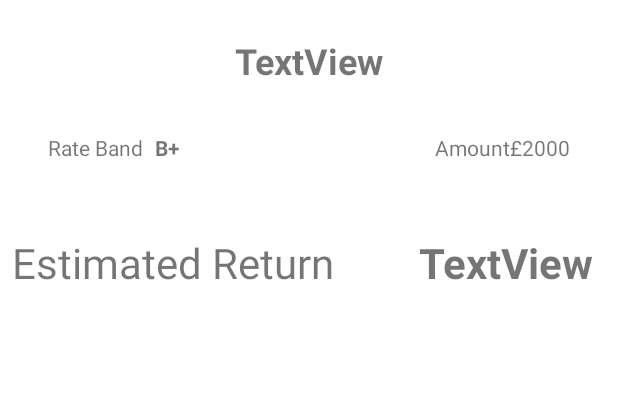
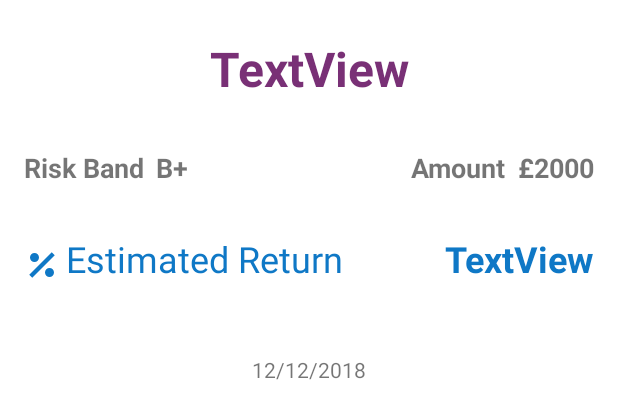
Before and after one commit to ebelli/Auctions, an Android app: the layout activity_auction.xml on its own in the app's theme, with its tools: preview values and no code run, on a phone screen of 412 x 824 dp. Shown: the top 419 px of the screen. Run offline under Robolectric (Android 15) with nearby library versions, the phone set to English and light mode, and no system bars; network calls fail.

Commit message:
UI Improvements

```diff
--- a/app/src/main/java/com/ebelli/auctions/app/CurrencyExtensions.kt
+++ b/app/src/main/java/com/ebelli/auctions/app/CurrencyExtensions.kt
@@ -1,9 +1,14 @@
 package com.ebelli.auctions.app
 
+import java.text.NumberFormat
 import java.util.*
 
 
 fun String.addCurrency(): String {
     return Currency.getInstance(Locale.getDefault()).symbol + " " + this
+}
+
+fun Number.formatAmount(): String {
+    return NumberFormat.getNumberInstance(Locale.getDefault()).format(this).addCurrency()
 
 }
--- /dev/null
+++ b/app/src/main/res/drawable/ic_percent.xml
@@ -0,0 +1,9 @@
+<vector xmlns:android="http://schemas.android.com/apk/res/android"
+        android:width="24dp"
+        android:height="24dp"
+        android:viewportWidth="24.0"
+        android:viewportHeight="24.0">
+    <path
+        android:fillColor="#FF0f78c6"
+        android:pathData="M18.5,3.5L3.5,18.5L5.5,20.5L20.5,5.5M7,4A3,3 0,0 0,4 7A3,3 0,0 0,7 10A3,3 0,0 0,10 7A3,3 0,0 0,7 4M17,14A3,3 0,0 0,14 17A3,3 0,0 0,17 20A3,3 0,0 0,20 17A3,3 0,0 0,17 14Z"/>
+</vector>
--- a/app/src/main/res/layout/activity_auction.xml
+++ b/app/src/main/res/layout/activity_auction.xml
@@ -7,34 +7,47 @@
     android:background="@color/cardview_light_background"
     tools:context="com.ebelli.auctions.app.activity.AuctionActivity">
 
+    <android.support.constraint.ConstraintLayout
+        android:id="@+id/constraintLayout"
+        android:layout_width="0dp"
+        android:layout_height="wrap_content"
+        android:layout_marginStart="16dp"
+        android:layout_marginEnd="16dp"
+        app:layout_constraintTop_toTopOf="parent"
+        app:layout_constraintStart_toStartOf="parent"
+        app:layout_constraintEnd_toEndOf="parent">
+
         <TextView
             android:id="@+id/activity_auction_title"
+            style="@style/DetailTitle"
             android:layout_width="0dp"
             android:layout_height="wrap_content"
-        style="@style/DetailTitle"
             android:layout_marginTop="24dp"
-        tools:text="TextView"
             app:layout_constraintEnd_toEndOf="parent"
             app:layout_constraintStart_toStartOf="parent"
-        app:layout_constraintTop_toTopOf="parent" />
+            app:layout_constraintTop_toTopOf="parent"
+            tools:text="TextView"
+            android:transitionName="@string/title_transition"/>
 
         <TextView
-        android:id="@+id/activity_auction_rate_label"
+            android:id="@+id/activity_auction_risk_label"
             android:layout_width="0dp"
             android:layout_height="wrap_content"
-        android:layout_marginStart="32dp"
             android:layout_marginTop="32dp"
+            style="@style/Details"
+            android:text="@string/activity_auction_risk_label"
             app:layout_constraintStart_toStartOf="parent"
-        app:layout_constraintTop_toBottomOf="@+id/activity_auction_title"
-        tools:text="@string/activity_auction_rate_label" />
+            app:layout_constraintTop_toBottomOf="@+id/activity_auction_title" />
+
         <TextView
-        android:id="@+id/activity_auction_rate"
+            android:id="@+id/activity_auction_risk"
             android:layout_width="0dp"
             android:layout_height="wrap_content"
             android:layout_marginStart="8dp"
             android:layout_marginTop="32dp"
+            style="@style/Details"
             android:textStyle="bold"
-        app:layout_constraintStart_toEndOf="@+id/activity_auction_rate_label"
+            app:layout_constraintStart_toEndOf="@+id/activity_auction_risk_label"
             app:layout_constraintTop_toBottomOf="@+id/activity_auction_title"
             tools:text="B+" />
 
@@ -43,42 +56,77 @@
             android:layout_width="0dp"
             android:layout_height="wrap_content"
             android:layout_marginTop="32dp"
+            android:layout_marginEnd="8dp"
+            style="@style/Details"
+            android:text="@string/activity_auction_amount_label"
             app:layout_constraintRight_toLeftOf="@+id/activity_auction_amount"
-        app:layout_constraintTop_toBottomOf="@+id/activity_auction_title"
-        tools:text="@string/activity_auction_amount_label" />
+            app:layout_constraintTop_toBottomOf="@+id/activity_auction_title" />
+
         <TextView
             android:id="@+id/activity_auction_amount"
             android:layout_width="0dp"
             android:layout_height="wrap_content"
-        android:layout_marginStart="8dp"
-        android:layout_marginEnd="32dp"
             android:layout_marginTop="32dp"
+            android:textStyle="bold"
+            style="@style/Details"
             app:layout_constraintEnd_toEndOf="parent"
             app:layout_constraintTop_toBottomOf="@+id/activity_auction_title"
             tools:text="£2000" />
 
+
+    </android.support.constraint.ConstraintLayout>
+
+    <android.support.constraint.ConstraintLayout
+        android:id="@+id/constraintLayout2"
+        android:layout_width="0dp"
+        android:layout_height="wrap_content"
+        android:layout_marginStart="16dp"
+        android:layout_marginEnd="16dp"
+        android:layout_marginTop="32dp"
+        app:layout_constraintTop_toBottomOf="@+id/constraintLayout"
+        app:layout_constraintStart_toStartOf="parent"
+        app:layout_constraintEnd_toEndOf="parent"
+        tools:layout_editor_absoluteX="8dp">
+
+        <ImageView
+            android:id="@+id/activity_auction_percent"
+            android:layout_width="wrap_content"
+            android:layout_height="match_parent"
+            android:src="@drawable/ic_percent"
+            app:layout_constraintEnd_toStartOf="@+id/activity_auction_estimated_return_label"
+            app:layout_constraintBottom_toBottomOf="parent"
+            app:layout_constraintStart_toStartOf="parent" />
+
         <TextView
             android:id="@+id/activity_auction_estimated_return_label"
             style="@style/EstimatedReturn"
-        android:layout_width="0dp"
+            android:layout_width="wrap_content"
             android:layout_height="wrap_content"
-        android:layout_marginEnd="8dp"
-        android:layout_marginStart="8dp"
-        android:layout_marginTop="48dp"
+            android:layout_marginStart="4dp"
             android:text="@string/activity_auction_estimated_return_label"
-        app:layout_constraintTop_toBottomOf="@+id/activity_auction_amount"
-        app:layout_constraintStart_toStartOf="parent" />
+            app:layout_constraintBottom_toBottomOf="parent"
+            app:layout_constraintStart_toEndOf="@+id/activity_auction_percent" />
 
         <TextView
             android:id="@+id/activity_auction_estimated_return"
             style="@style/EstimatedReturn"
-        android:layout_width="0dp"
+            android:layout_width="wrap_content"
             android:layout_height="wrap_content"
-        android:layout_marginEnd="16dp"
-        android:layout_marginTop="48dp"
+            android:layout_marginStart="4dp"
             android:textStyle="bold"
+            app:layout_constraintBottom_toBottomOf="parent"
             app:layout_constraintEnd_toEndOf="parent"
-        app:layout_constraintTop_toBottomOf="@+id/activity_auction_amount"
             tools:text="TextView" />
 
     </android.support.constraint.ConstraintLayout>
+
+    <TextView
+        android:id="@+id/activity_auction_close_time"
+        android:layout_width="wrap_content"
+        android:layout_height="wrap_content"
+        tools:text="12/12/2018"
+        app:layout_constraintTop_toBottomOf="@+id/constraintLayout2"
+        app:layout_constraintLeft_toLeftOf="parent"
+        app:layout_constraintRight_toRightOf="parent"
+        android:layout_marginTop="48dp"/>
+</android.support.constraint.ConstraintLayout>
--- a/app/src/main/res/values/colors.xml
+++ b/app/src/main/res/values/colors.xml
@@ -1,6 +1,7 @@
 <?xml version="1.0" encoding="utf-8"?>
 <resources>
-    <color name="colorPrimary">#3F51B5</color>
-    <color name="colorPrimaryDark">#303F9F</color>
+    <color name="colorPrimary">#793076</color>
+    <color name="colorPrimaryDark">#5E116A</color>
     <color name="colorAccent">#FFE2F1</color>
+    <color name="colorBlue">#0F78C6</color>
 </resources>
--- a/app/src/main/res/values/strings.xml
+++ b/app/src/main/res/values/strings.xml
@@ -1,7 +1,8 @@
 <resources>
     <string name="app_name">Auctions</string>
     <string name="activity_main_error">Error Loading Data</string>
-    <string name="activity_auction_rate_label">Rate Band</string>
+    <string name="activity_auction_risk_label">Risk Band</string>
     <string name="activity_auction_amount_label">Amount</string>
     <string name="activity_auction_estimated_return_label">Estimated Return</string>
+    <string name="title_transition">title</string>
 </resources>
--- a/app/src/main/res/values/styles.xml
+++ b/app/src/main/res/values/styles.xml
@@ -10,14 +10,37 @@
     <style name="Title" >
         <item name="android:gravity">left</item>
         <item name="android:textSize">18sp</item>
+        <item name="android:textStyle">bold</item>
+        <item name="android:textColor">@color/colorPrimary</item>
+    </style>
+    <style name="Amount" >
+        <item name="android:gravity">left</item>
+        <item name="android:textSize">24sp</item>
+        <item name="android:textStyle">bold</item>
     </style>
     <style name="DetailTitle" >
         <item name="android:gravity">center</item>
-        <item name="android:textSize">24sp</item>
+        <item name="android:textSize">32sp</item>
+        <item name="android:textStyle">bold</item>
+        <item name="android:textColor">@color/colorPrimary</item>
+    </style>
+    <style name="Details" >
+        <item name="android:textSize">18sp</item>
         <item name="android:textStyle">bold</item>
     </style>
-    <style name="EstimatedReturn" >
+    <style name="EstimatedReturnLabel" >
         <item name="android:gravity">center</item>
-        <item name="android:textSize">28sp</item>
+        <item name="android:textSize">18sp</item>
+    </style>
+    <style name="EstimatedReturn" parent="EstimatedReturnLabel">
+        <item name="android:textColor">@color/colorBlue</item>
+        <item name="android:textSize">24sp</item>
+    </style>
+    <style name="Auctions" parent="CardView">
+        <item name="cardCornerRadius">4dp</item>
+        <item name="cardElevation">4dp</item>
+        <item name="android:layout_marginBottom">8dp</item>
+        <item name="android:background">@color/colorAccent</item>
+        <item name="android:foreground">?attr/selectableItemBackground</item>
     </style>
 </resources>
```
Also changed, not shown: app/src/main/java/com/ebelli/auctions/app/activity/AuctionActivity.kt (+7 -3 lines), app/src/main/java/com/ebelli/auctions/app/activity/MainActivity.kt (+6 -2 lines), app/src/main/java/com/ebelli/auctions/app/activity/ProgressDialog.kt (added, +32 -0 lines), app/src/main/java/com/ebelli/auctions/app/adapter/AuctionAdapter.kt (+10 -4 lines), app/src/main/res/drawable/progress_bar.xml (added, +27 -0 lines), app/src/main/res/layout/progress_dialog.xml (added, +16 -0 lines), app/src/main/res/layout/view_item_auction.xml (+44 -12 lines). Lines whose indentation alone changed are shown as unchanged.
